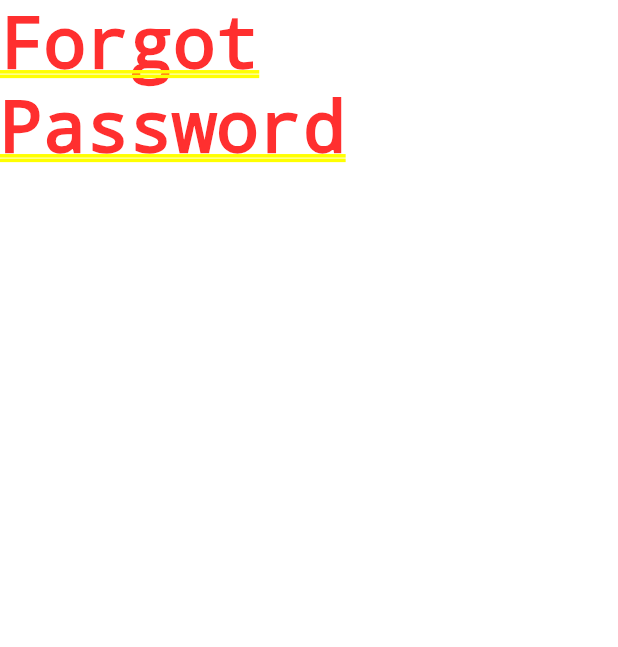
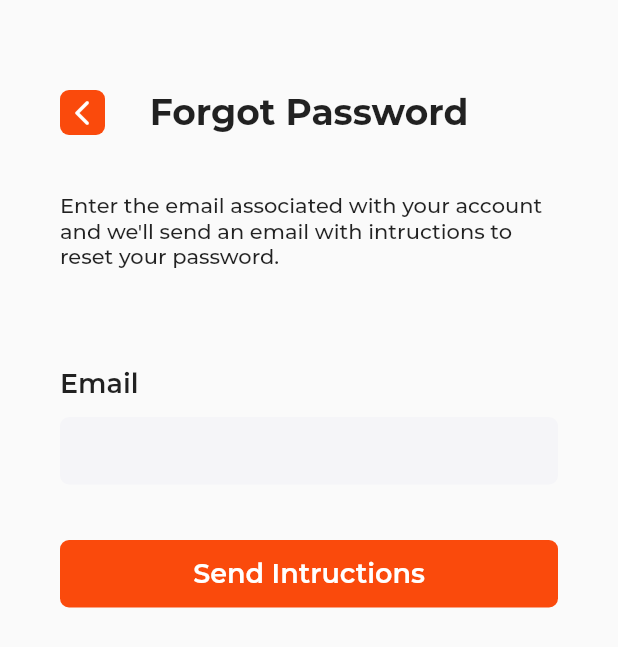
Before and after one commit to triartainyoman/buyer-profile-app, a Flutter app: the screen it shows after launch, after a tap on "Forgot your password?", on a phone screen of 412 x 824 dp. Shown: the top 647 px of the screen. Run offline on Flutter 3.47's test engine with Material 2 defaults, Android fonts, the phone set to English and light mode, and no system bars; network calls fail.

Commit message:
Complete forgot_password.dart UI

```diff
--- a/lib/constants.dart
+++ b/lib/constants.dart
@@ -5,7 +5,7 @@ const kSecondaryColor = Color(0xFFF5F5F8);
 
 const kTitleTextStyle = TextStyle(
   fontWeight: FontWeight.bold,
-  fontSize: 32.0,
+  fontSize: 35.0,
   fontFamily: 'Montserrat',
 );
 
@@ -19,3 +19,9 @@ const kInputTextStyle = TextStyle(
   fontSize: 16.0,
   fontFamily: 'Montserrat',
 );
+
+const kMenuTextStyle = TextStyle(
+  fontWeight: FontWeight.bold,
+  fontSize: 24.0,
+  fontFamily: 'Montserrat',
+);
--- a/lib/screens/forgot_password_screen.dart
+++ b/lib/screens/forgot_password_screen.dart
@@ -1,3 +1,4 @@
+import 'package:buyer_profile_app/widgets/reusable_back_button.dart';
 import 'package:flutter/material.dart';
 import 'package:buyer_profile_app/constants.dart';
 import 'package:buyer_profile_app/widgets/custom_button.dart';
@@ -14,8 +15,63 @@ class ForgotPasswordScreen extends StatefulWidget {
 class _ForgotPasswordScreenState extends State<ForgotPasswordScreen> {
   @override
   Widget build(BuildContext context) {
-    return Container(
-      child: Text("Forgot Password"),
+    return Scaffold(
+      body: SafeArea(
+        child: SingleChildScrollView(
+          child: Padding(
+            padding: const EdgeInsets.symmetric(horizontal: 40.0),
+            child: Column(
+              crossAxisAlignment: CrossAxisAlignment.start,
+              children: [
+                SizedBox(height: 60.0),
+                Stack(
+                  children: [
+                    Column(
+                      crossAxisAlignment: CrossAxisAlignment.stretch,
+                      children: [
+                        Container(
+                          child: Text(
+                            "Forgot Password",
+                            style: kMenuTextStyle,
+                            textAlign: TextAlign.center,
+                          ),
+                        ),
+                      ],
+                    ),
+                    ReusableBackButton(
+                      onTap: () {
+                        Navigator.pop(context);
+                      },
+                    ),
+                  ],
+                ),
+                SizedBox(height: 38.0),
+                Column(
+                  crossAxisAlignment: CrossAxisAlignment.start,
+                  children: [
+                    Text(
+                      "Enter the email associated with your account and we'll send an email with intructions to reset your password.",
+                      style: TextStyle(
+                        fontSize: 14.0,
+                        fontFamily: 'Montserrat',
+                        fontWeight: FontWeight.w500,
+                      ),
+                    ),
+                    SizedBox(height: 66.0),
+                    Text("Email", style: kLabelTextStyle),
+                    SizedBox(height: 11.0),
+                    InputField(obscureText: false),
+                    SizedBox(height: 37.0),
+                    CustomButton(
+                      text: "Send Intructions",
+                    ),
+                  ],
+                ),
+              ],
+            ),
+          ),
+        ),
+      ),
     );
   }
 }
--- /dev/null
+++ b/lib/widgets/reusable_back_button.dart
@@ -0,0 +1,27 @@
+import 'package:flutter/material.dart';
+import 'package:buyer_profile_app/constants.dart';
+
+class ReusableBackButton extends StatelessWidget {
+  ReusableBackButton({@required this.onTap});
+  final Function onTap;
+
+  @override
+  Widget build(BuildContext context) {
+    return InkWell(
+      onTap: onTap,
+      child: Container(
+        width: 30.0,
+        height: 30.0,
+        decoration: BoxDecoration(
+          borderRadius: BorderRadius.circular(6.0),
+          color: kMainColor,
+        ),
+        child: Icon(
+          Icons.arrow_back_ios_rounded,
+          color: Colors.white,
+          size: 20.0,
+        ),
+      ),
+    );
+  }
+}
```
